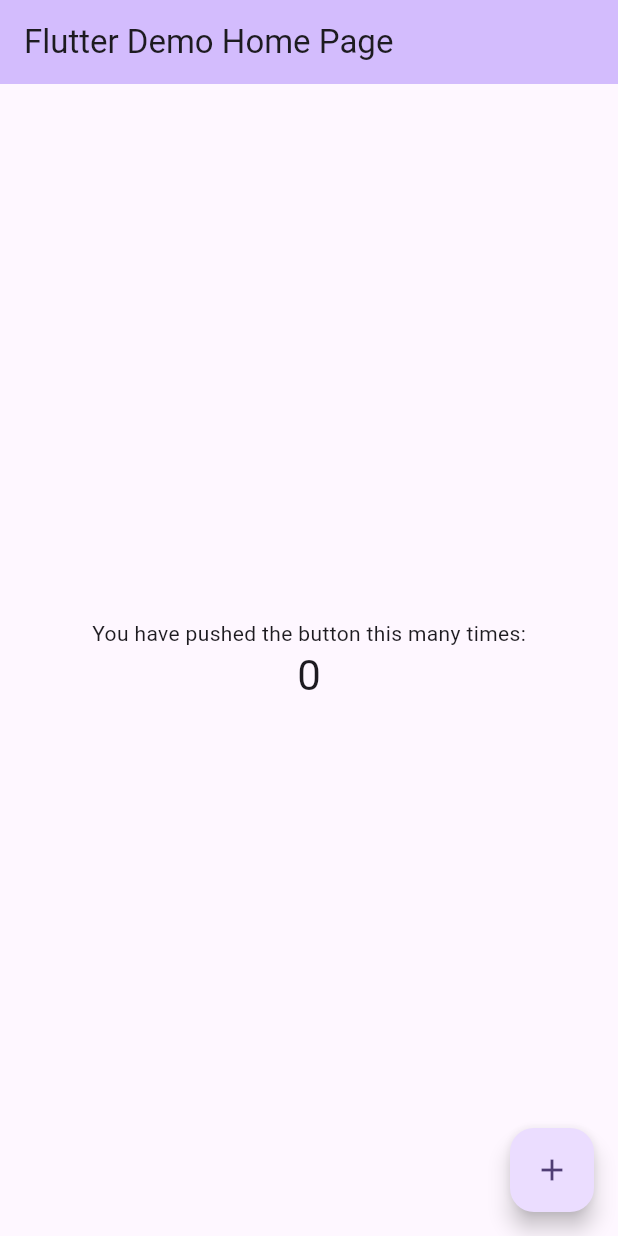
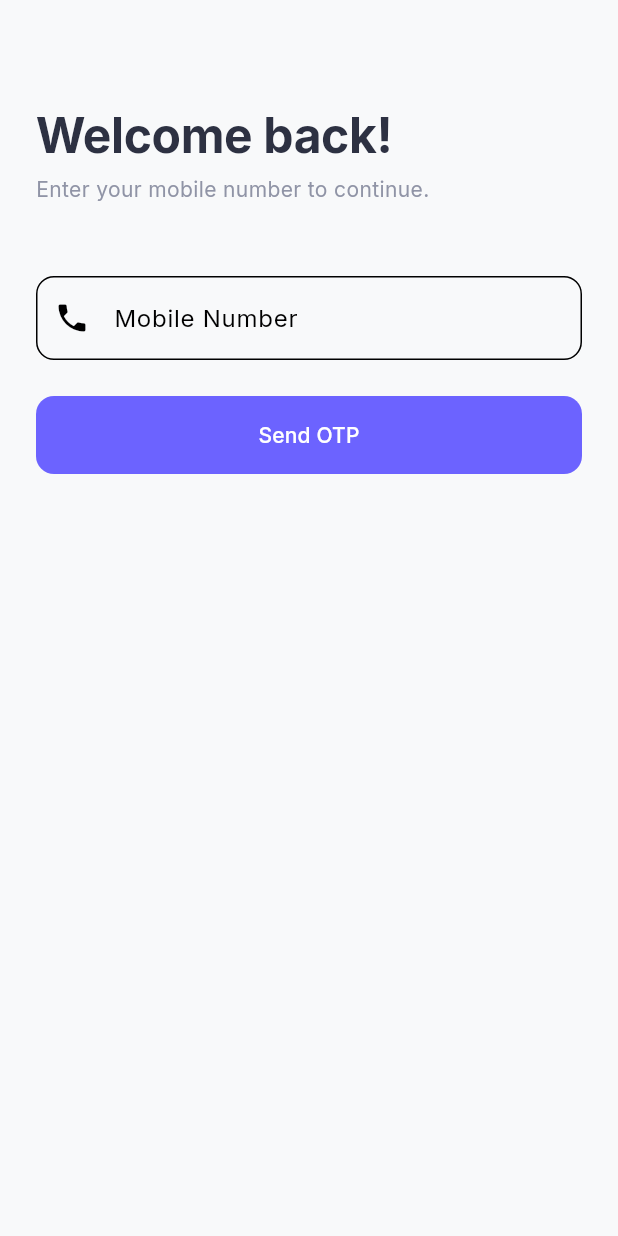
Before and after one commit to tejas2213/bike_rental_app, a Flutter app: the screen it shows after launch, on a phone screen of 412 x 824 dp. Run offline on Flutter 3.47's test engine with Material 3 defaults, Android fonts, the light colour scheme and no system bars; our stand-ins replace dio, flutter_riverpod, go_router, google_fonts, shared_preferences.

Commit message:
feat: implement mobile login and dummy OTP verification.

```diff
--- /dev/null
+++ b/lib/core/app_router.dart
@@ -0,0 +1,38 @@
+import 'package:flutter/material.dart';
+import 'package:flutter_riverpod/flutter_riverpod.dart';
+import 'package:go_router/go_router.dart';
+import '../screens/login_screen.dart';
+import '../screens/otp_screen.dart';
+import '../screens/home_screen.dart';
+import '../state_management/auth_provider.dart';
+
+final routerProvider = Provider<GoRouter>((ref) {
+  final authState = ref.watch(authStateProvider);
+
+  return GoRouter(
+    initialLocation: '/',
+    redirect: (context, state) {
+      final isLoggingIn = state.matchedLocation == '/login' || state.matchedLocation == '/otp';
+      if (!authState && !isLoggingIn) return '/login';
+      if (authState && isLoggingIn) return '/';
+      return null;
+    },
+    routes: [
+      GoRoute(
+        path: '/login',
+        builder: (context, state) => const LoginScreen(),
+      ),
+      GoRoute(
+        path: '/otp',
+        builder: (context, state) {
+          final mobile = state.extra as String? ?? '';
+          return OtpScreen(mobileNumber: mobile);
+        },
+      ),
+      GoRoute(
+        path: '/',
+        builder: (context, state) => const HomeScreen(),
+      ),
+    ],
+  );
+});
--- a/lib/main.dart
+++ b/lib/main.dart
@@ -1,122 +1,30 @@
 import 'package:flutter/material.dart';
+import 'package:flutter_riverpod/flutter_riverpod.dart';
+import 'core/app_theme.dart';
+import 'core/app_router.dart';
 
 void main() {
-  runApp(const MyApp());
+  runApp(
+    const ProviderScope(
+      child: MyApp(),
+    ),
+  );
 }
 
-class MyApp extends StatelessWidget {
+class MyApp extends ConsumerWidget {
   const MyApp({super.key});
 
-  // This widget is the root of your application.
   @override
-  Widget build(BuildContext context) {
-    return MaterialApp(
-      title: 'Flutter Demo',
-      theme: ThemeData(
-        // This is the theme of your application.
-        //
-        // TRY THIS: Try running your application with "flutter run". You'll see
-        // the application has a purple toolbar. Then, without quitting the app,
-        // try changing the seedColor in the colorScheme below to Colors.green
-        // and then invoke "hot reload" (save your changes or press the "hot
-        // reload" button in a Flutter-supported IDE, or press "r" if you used
-        // the command line to start the app).
-        //
-        // Notice that the counter didn't reset back to zero; the application
-        // state is not lost during the reload. To reset the state, use hot
-        // restart instead.
-        //
-        // This works for code too, not just values: Most code changes can be
-        // tested with just a hot reload.
-        colorScheme: .fromSeed(seedColor: Colors.deepPurple),
-      ),
-      home: const MyHomePage(title: 'Flutter Demo Home Page'),
+  Widget build(BuildContext context, WidgetRef ref) {
+    final router = ref.watch(routerProvider);
+
+    return MaterialApp.router(
+      title: 'Bike Rental App',
+      theme: AppTheme.lightTheme,
+      darkTheme: AppTheme.darkTheme,
+      themeMode: ThemeMode.system,
+      routerConfig: router,
+      debugShowCheckedModeBanner: false,
     );
   }
 }
-
-class MyHomePage extends StatefulWidget {
-  const MyHomePage({super.key, required this.title});
-
-  // This widget is the home page of your application. It is stateful, meaning
-  // that it has a State object (defined below) that contains fields that affect
-  // how it looks.
-
-  // This class is the configuration for the state. It holds the values (in this
-  // case the title) provided by the parent (in this case the App widget) and
-  // used by the build method of the State. Fields in a Widget subclass are
-  // always marked "final".
-
-  final String title;
-
-  @override
-  State<MyHomePage> createState() => _MyHomePageState();
-}
-
-class _MyHomePageState extends State<MyHomePage> {
-  int _counter = 0;
-
-  void _incrementCounter() {
-    setState(() {
-      // This call to setState tells the Flutter framework that something has
-      // changed in this State, which causes it to rerun the build method below
-      // so that the display can reflect the updated values. If we changed
-      // _counter without calling setState(), then the build method would not be
-      // called again, and so nothing would appear to happen.
-      _counter++;
-    });
-  }
-
-  @override
-  Widget build(BuildContext context) {
-    // This method is rerun every time setState is called, for instance as done
-    // by the _incrementCounter method above.
-    //
-    // The Flutter framework has been optimized to make rerunning build methods
-    // fast, so that you can just rebuild anything that needs updating rather
-    // than having to individually change instances of widgets.
-    return Scaffold(
-      appBar: AppBar(
-        // TRY THIS: Try changing the color here to a specific color (to
-        // Colors.amber, perhaps?) and trigger a hot reload to see the AppBar
-        // change color while the other colors stay the same.
-        backgroundColor: Theme.of(context).colorScheme.inversePrimary,
-        // Here we take the value from the MyHomePage object that was created by
-        // the App.build method, and use it to set our appbar title.
-        title: Text(widget.title),
-      ),
-      body: Center(
-        // Center is a layout widget. It takes a single child and positions it
-        // in the middle of the parent.
-        child: Column(
-          // Column is also a layout widget. It takes a list of children and
-          // arranges them vertically. By default, it sizes itself to fit its
-          // children horizontally, and tries to be as tall as its parent.
-          //
-          // Column has various properties to control how it sizes itself and
-          // how it positions its children. Here we use mainAxisAlignment to
-          // center the children vertically; the main axis here is the vertical
-          // axis because Columns are vertical (the cross axis would be
-          // horizontal).
-          //
-          // TRY THIS: Invoke "debug painting" (choose the "Toggle Debug Paint"
-          // action in the IDE, or press "p" in the console), to see the
-          // wireframe for each widget.
-          mainAxisAlignment: .center,
-          children: [
-            const Text('You have pushed the button this many times:'),
-            Text(
-              '$_counter',
-              style: Theme.of(context).textTheme.headlineMedium,
-            ),
-          ],
-        ),
-      ),
-      floatingActionButton: FloatingActionButton(
-        onPressed: _incrementCounter,
-        tooltip: 'Increment',
-        child: const Icon(Icons.add),
-      ),
-    );
-  }
-}
--- /dev/null
+++ b/lib/screens/login_screen.dart
@@ -0,0 +1,72 @@
+import 'package:flutter/material.dart';
+import 'package:go_router/go_router.dart';
+import 'package:flutter_riverpod/flutter_riverpod.dart';
+import '../state_management/auth_provider.dart';
+import '../core/app_colors.dart';
+
+class LoginScreen extends ConsumerStatefulWidget {
+  const LoginScreen({super.key});
+
+  @override
+  ConsumerState<LoginScreen> createState() => _LoginScreenState();
+}
+
+class _LoginScreenState extends ConsumerState<LoginScreen> {
+  final _mobileController = TextEditingController();
+  final _formKey = GlobalKey<FormState>();
+  bool _isLoading = false;
+
+  void _submit() async {
+    if (_formKey.currentState!.validate()) {
+      setState(() => _isLoading = true);
+      await ref.read(authStateProvider.notifier).login(_mobileController.text);
+      setState(() => _isLoading = false);
+      if (mounted) {
+        context.push('/otp', extra: _mobileController.text);
+      }
+    }
+  }
+
+  @override
+  Widget build(BuildContext context) {
+    return Scaffold(
+      body: SafeArea(
+        child: Padding(
+          padding: const EdgeInsets.all(24.0),
+          child: Column(
+            crossAxisAlignment: CrossAxisAlignment.stretch,
+            children: [
+              const SizedBox(height: 48),
+              Text('Welcome back!', style: Theme.of(context).textTheme.displayLarge?.copyWith(fontSize: 32)),
+              const SizedBox(height: 8),
+              Text('Enter your mobile number to continue.', style: Theme.of(context).textTheme.bodyMedium),
+              const SizedBox(height: 48),
+              Form(
+                key: _formKey,
+                child: TextFormField(
+                  controller: _mobileController,
+                  keyboardType: TextInputType.phone,
+                  decoration: InputDecoration(
+                    labelText: 'Mobile Number',
+                    prefixIcon: const Icon(Icons.phone),
+                    border: OutlineInputBorder(borderRadius: BorderRadius.circular(12)),
+                  ),
+                  validator: (value) {
+                    if (value == null || value.isEmpty) return 'Please enter a mobile number';
+                    if (value.length < 10) return 'Please enter a valid mobile number';
+                    return null;
+                  },
+                ),
+              ),
+              const SizedBox(height: 24),
+              ElevatedButton(
+                onPressed: _isLoading ? null : _submit,
+                child: _isLoading ? const SizedBox(height: 20, width: 20, child: CircularProgressIndicator(color: Colors.white, strokeWidth: 2)) : const Text('Send OTP'),
+              ),
+            ],
+          ),
+        ),
+      ),
+    );
+  }
+}
```
Also changed, not shown: lib/models/bike_model.dart (added, +34 -0 lines), lib/screens/home_screen.dart (added, +27 -0 lines), lib/screens/otp_screen.dart (added, +77 -0 lines), lib/services/api_service.dart (added, +21 -0 lines), lib/services/auth_service.dart (added, +31 -0 lines), lib/state_management/auth_provider.dart (added, +40 -0 lines), lib/state_management/bike_provider.dart (added, +12 -0 lines).
